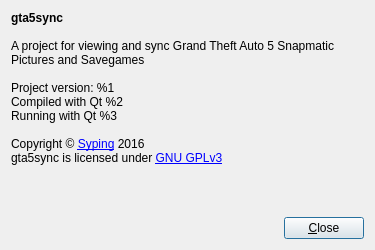
The window that AboutDialog.ui (SyDevTeam/gta5view) describes before a commit, drawn with Qt 5.
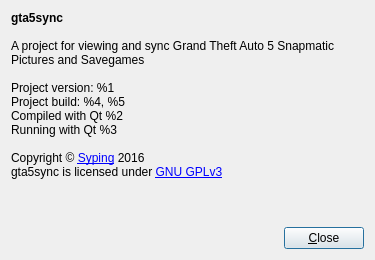
The same window after the commit.

Commit message: add project build time

```diff
--- a/AboutDialog.ui
+++ b/AboutDialog.ui
@@ -7,7 +7,7 @@
     <x>0</x>
     <y>0</y>
     <width>375</width>
-    <height>250</height>
+    <height>260</height>
    </rect>
   </property>
   <property name="windowTitle">
@@ -37,7 +37,7 @@
         <x>0</x>
         <y>0</y>
         <width>357</width>
-        <height>201</height>
+        <height>211</height>
        </rect>
       </property>
       <layout class="QVBoxLayout" name="vlAboutContent">
@@ -62,7 +62,16 @@
           </sizepolicy>
          </property>
          <property name="text">
-          <string>&lt;span style=&quot; font-weight:600;&quot;&gt;gta5sync&lt;/span&gt;&lt;br/&gt;&lt;br/&gt;A project for viewing and sync Grand Theft Auto 5 Snapmatic Pictures and Savegames&lt;br/&gt;&lt;br/&gt;Project version: %1&lt;br/&gt;Compiled with Qt %2&lt;br/&gt;Running with Qt %3&lt;br/&gt;&lt;br/&gt;Copyright &amp;copy; &lt;a href=&quot;https://github.com/Syping/&quot;&gt;Syping&lt;/a&gt; 2016&lt;br/&gt;gta5sync is licensed under &lt;a href=&quot;https://www.gnu.org/licenses/gpl-3.0.html#content&quot;&gt;GNU GPLv3&lt;/a&gt;</string>
+          <string>&lt;span style=&quot; font-weight:600;&quot;&gt;gta5sync&lt;/span&gt;&lt;br/&gt;
+&lt;br/&gt;
+A project for viewing and sync Grand Theft Auto 5 Snapmatic Pictures and Savegames&lt;br/&gt;
+&lt;br/&gt;
+Project version: %1&lt;br/&gt;
+Project build: %4, %5&lt;br/&gt;
+Compiled with Qt %2&lt;br/&gt;
+Running with Qt %3&lt;br/&gt;
+&lt;br/&gt;
+Copyright &amp;copy; &lt;a href=&quot;https://github.com/Syping/&quot;&gt;Syping&lt;/a&gt; 2016&lt;br/&gt;gta5sync is licensed under &lt;a href=&quot;https://www.gnu.org/licenses/gpl-3.0.html#content&quot;&gt;GNU GPLv3&lt;/a&gt;</string>
          </property>
          <property name="alignment">
           <set>Qt::AlignLeading|Qt::AlignLeft|Qt::AlignTop</set>
```
The commit also changes 4 other files.
